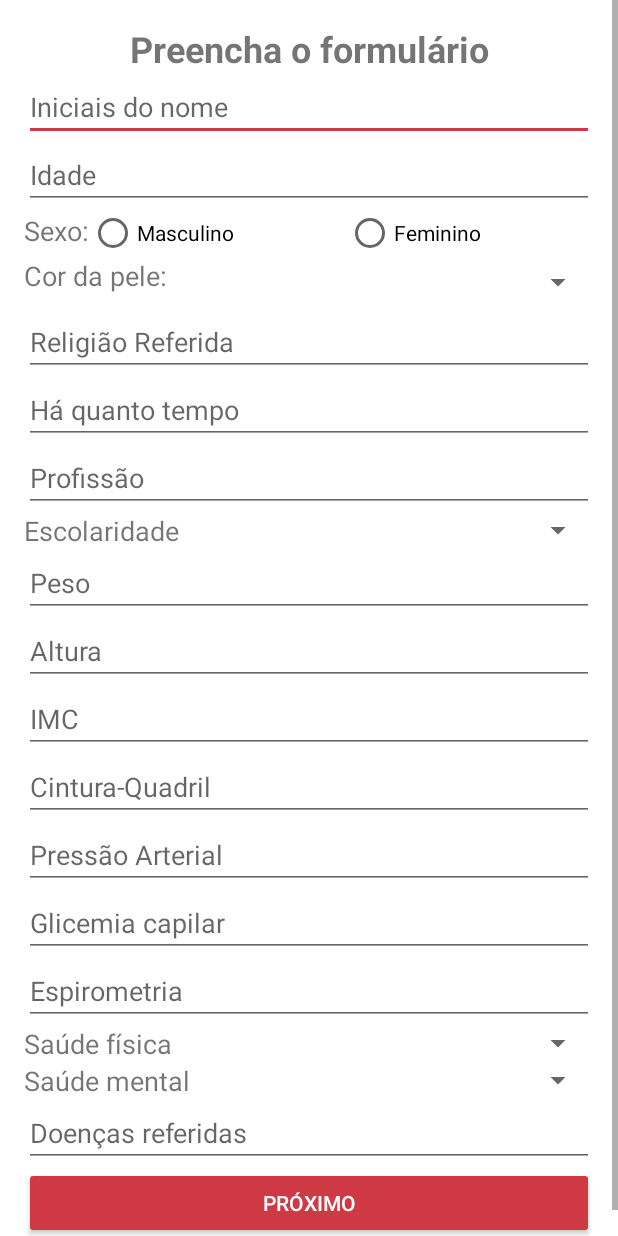
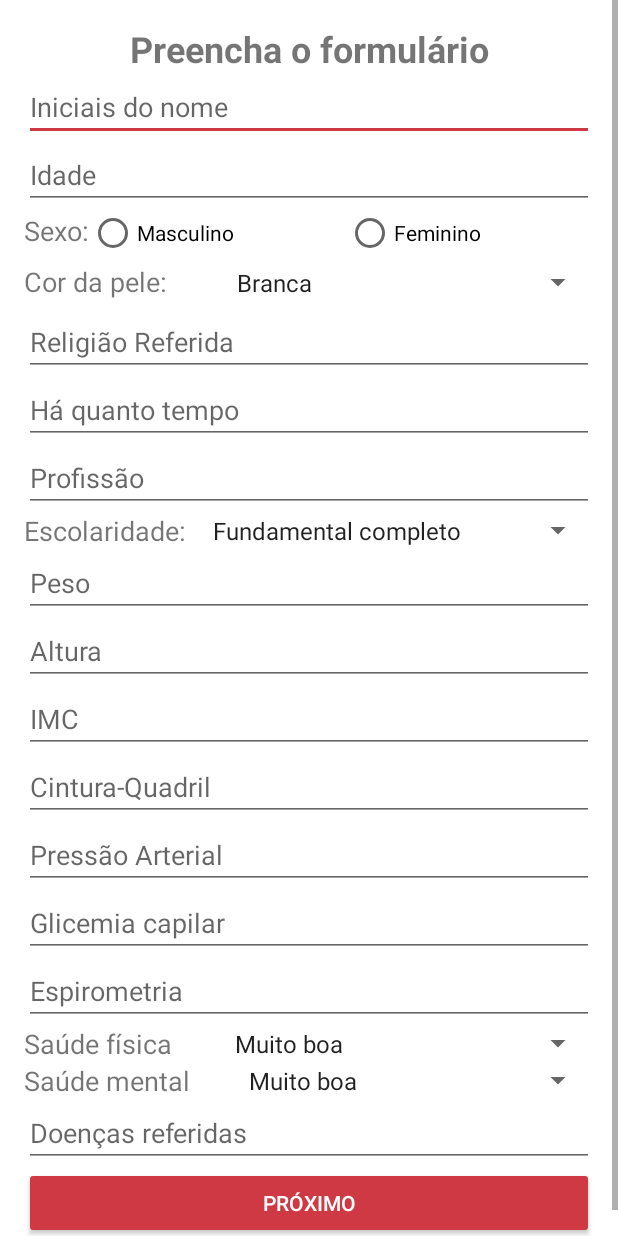
Before and after one commit to GabrielTagliari/Q8RN-App, an Android app: the FormActivity screen opened directly, with no data from a screen before it, on a phone screen of 412 x 824 dp. Run offline under Robolectric (Android 15) with nearby library versions, the phone set to English and light mode, and no system bars.

Commit message:
Trabalhando na Form activity

```diff
--- a/app/src/main/java/q8rn/com/q8rn/FormActivity.java
+++ b/app/src/main/java/q8rn/com/q8rn/FormActivity.java
@@ -2,10 +2,12 @@ package q8rn.com.q8rn;
 
 import android.support.v7.app.AppCompatActivity;
 import android.os.Bundle;
+import android.widget.ArrayAdapter;
 import android.widget.Button;
 import android.widget.EditText;
 import android.widget.RadioGroup;
 import android.widget.Spinner;
+import android.widget.Toast;
 
 public class FormActivity extends AppCompatActivity {
 
@@ -24,8 +26,8 @@ public class FormActivity extends AppCompatActivity {
     private EditText pressaoArterial;
     private EditText glicemiaCapilar;
     private EditText espirometria;
-    private Spinner saudeFisica;
-    private Spinner saudeMental;
+    private Spinner saudeFisicaSpinner;
+    private Spinner saudeMentalSpinner;
     private EditText doencas;
 
     private Button botaoProximo;
@@ -35,5 +37,60 @@ public class FormActivity extends AppCompatActivity {
     protected void onCreate(Bundle savedInstanceState) {
         super.onCreate(savedInstanceState);
         setContentView(R.layout.activity_form);
+
+        instanciaElementosTela();
+        populaTodosSpinners();
+
+        radioGroupSexo.setOnCheckedChangeListener(new RadioGroup.OnCheckedChangeListener() {
+            @Override
+            public void onCheckedChanged(RadioGroup radioGroup, int i) {
+                if (i == R.id.masculinoId) {
+                    Toast.makeText(FormActivity.this, "Masculino", Toast.LENGTH_SHORT).show();
+                } else {
+                    Toast.makeText(FormActivity.this, "Feminino", Toast.LENGTH_SHORT).show();
+                }
+            }
+        });
+    }
+
+    private void populaTodosSpinners() {
+        populaSpinner(R.array.corpele_array, corPeleSpinner);
+        populaSpinner(R.array.escolaridade_array, escolaridadeSpinner);
+        populaSpinner(R.array.saude_array, saudeFisicaSpinner);
+        populaSpinner(R.array.saude_array, saudeMentalSpinner);
+    }
+
+    private void populaSpinner(int array, Spinner spinner) {
+        ArrayAdapter<CharSequence> adapter = ArrayAdapter.createFromResource(this,
+                array, android.R.layout.simple_spinner_item);
+
+        adapter.setDropDownViewResource(android.R.layout.simple_spinner_dropdown_item);
+
+        spinner.setAdapter(adapter);
+    }
+
+    private void instanciaElementosTela() {
+        iniciaisNome = (EditText) findViewById(R.id.iniciaisNomeId);
+        idade = (EditText) findViewById(R.id.idadeId);
+        religiao = (EditText) findViewById(R.id.religiaoId);
+        tempoReligiao = (EditText) findViewById(R.id.tempoReligiaoId);
+        profissao = (EditText) findViewById(R.id.profissaoId);
+        peso = (EditText) findViewById(R.id.pesoId);
+        altura = (EditText) findViewById(R.id.alturaId);
+        imc = (EditText) findViewById(R.id.imcId);
+        cinturaQuadril = (EditText) findViewById(R.id.cinturaQuadrilId);
+        pressaoArterial = (EditText) findViewById(R.id.pressaoId);
+        glicemiaCapilar = (EditText) findViewById(R.id.glicemiaId);
+        espirometria = (EditText) findViewById(R.id.espirometriaId);
+        doencas = (EditText) findViewById(R.id.doencasId);
+
+        radioGroupSexo = (RadioGroup) findViewById(R.id.radioGroupSexoId);
+
+        corPeleSpinner = (Spinner) findViewById(R.id.corPeleIdSpinner);
+        escolaridadeSpinner = (Spinner) findViewById(R.id.escolaridadeIdSpinner);
+        saudeFisicaSpinner = (Spinner) findViewById(R.id.saudeFisicaIdSpinner);
+        saudeMentalSpinner = (Spinner) findViewById(R.id.saudeMentalIdSpinner);
+
+        botaoProximo = (Button) findViewById(R.id.botaoProximoId);
     }
 }
--- a/app/src/main/res/layout/activity_form.xml
+++ b/app/src/main/res/layout/activity_form.xml
@@ -44,7 +44,8 @@
     <RadioGroup
         android:layout_width="match_parent"
         android:layout_height="wrap_content"
-        android:orientation="horizontal">
+        android:orientation="horizontal"
+        android:id="@+id/radioGroupSexoId">
 
         <TextView
             android:text="@string/sexo"
--- /dev/null
+++ b/app/src/main/res/values/resources.xml
@@ -0,0 +1,26 @@
+<?xml version="1.0" encoding="utf-8"?>
+<resources>
+    <string-array name="corpele_array">
+        <item>Branca</item>
+        <item>Parda</item>
+        <item>Preta</item>
+        <item>Indígena</item>
+        <item>Amarela</item>
+    </string-array>
+
+    <string-array name="escolaridade_array">
+        <item>Fundamental completo</item>
+        <item>Médio completo</item>
+        <item>Médio incompleto</item>
+        <item>Superior incompleto</item>
+        <item>Superior completo</item>
+    </string-array>
+
+    <string-array name="saude_array">
+        <item>Muito boa</item>
+        <item>Boa</item>
+        <item>Regular</item>
+        <item>Ruim</item>
+        <item>Muito ruim</item>
+    </string-array>
+</resources>
--- a/app/src/main/res/values/strings.xml
+++ b/app/src/main/res/values/strings.xml
@@ -20,7 +20,7 @@
     <string name="glicemia_capilar">Glicemia capilar</string>
     <string name="feminino">Feminino</string>
     <string name="espirometria">Espirometria</string>
-    <string name="escolaridade">Escolaridade</string>
+    <string name="escolaridade">Escolaridade:</string>
     <string name="doen_as_referidas">Doenças referidas</string>
     <string name="cor_da_pele">Cor da pele:</string>
     <string name="botao_proximo">Próximo</string>
```
